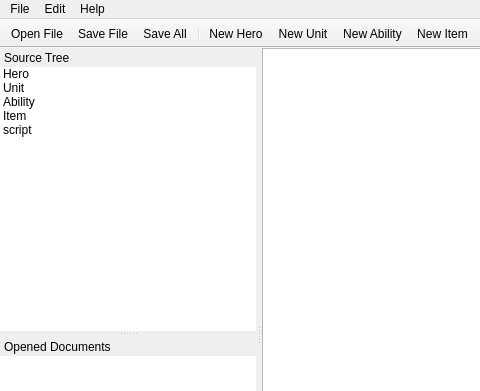
Before: the Qt Designer form mainwindow.ui in davidaq/dota2scripter, drawn with Qt 5; both pictures show x 0 to 480 and y 0 to 391 of the 915 by 642 pixel window.
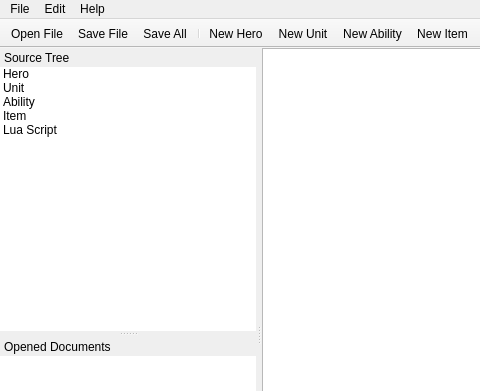
After: the same form once the commit is applied. Icons and pictures are not drawn. Custom widgets are drawn as their Qt base class.

Patch:
```diff
--- a/mainwindow.ui
+++ b/mainwindow.ui
@@ -246,7 +246,7 @@
        </item>
        <item>
         <property name="text">
-         <string>script</string>
+         <string>Lua Script</string>
         </property>
         <property name="icon">
          <iconset resource="icons.qrc">
```
Left out of the diff: 2 changed lines with no effect on the pictures.
